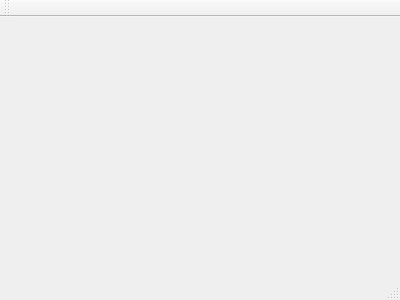
Old version of the form Downloader/downloader.ui in the repository zontar/RubDatamine.
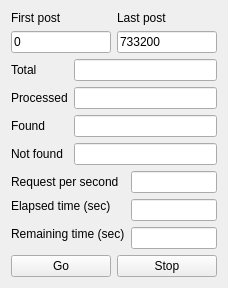
New version of the form.

```diff
--- a/Downloader/downloader.ui
+++ b/Downloader/downloader.ui
@@ -1,24 +1,174 @@
 <ui version="4.0">
  <class>Downloader</class>
- <widget class="QMainWindow" name="Downloader" >
-  <property name="geometry" >
+ <widget class="QMainWindow" name="Downloader">
+  <property name="geometry">
    <rect>
     <x>0</x>
     <y>0</y>
-    <width>400</width>
-    <height>300</height>
+    <width>228</width>
+    <height>274</height>
    </rect>
   </property>
   <property name="windowTitle" >
    <string>Downloader</string>
   </property>
-  <widget class="QMenuBar" name="menuBar" />
-  <widget class="QToolBar" name="mainToolBar" />
-  <widget class="QWidget" name="centralWidget" />
-  <widget class="QStatusBar" name="statusBar" />
+  <widget class="QWidget" name="centralWidget">
+   <layout class="QGridLayout" name="gridLayout_4">
+    <item row="0" column="0" colspan="2">
+     <layout class="QGridLayout" name="gridLayout_3">
+      <item row="0" column="0">
+       <widget class="QLabel" name="label_8">
+        <property name="text">
+         <string>First post</string>
+        </property>
+       </widget>
+      </item>
+      <item row="0" column="1">
+       <widget class="QLabel" name="label_9">
+        <property name="text">
+         <string>Last post</string>
+        </property>
+       </widget>
+      </item>
+      <item row="1" column="0">
+       <widget class="QLineEdit" name="leFirstPost">
+        <property name="text">
+         <string>0</string>
+        </property>
+       </widget>
+      </item>
+      <item row="1" column="1">
+       <widget class="QLineEdit" name="leLastPost">
+        <property name="text">
+         <string>733200</string>
+        </property>
+       </widget>
+      </item>
+     </layout>
+    </item>
+    <item row="1" column="0" colspan="2">
+     <layout class="QGridLayout" name="gridLayout">
+      <item row="0" column="0">
+       <widget class="QLabel" name="label">
+        <property name="text">
+         <string>Total </string>
+        </property>
+       </widget>
+      </item>
+      <item row="0" column="1">
+       <widget class="QLineEdit" name="leTotal">
+        <property name="enabled">
+         <bool>true</bool>
+        </property>
+        <property name="readOnly">
+         <bool>true</bool>
+        </property>
+       </widget>
+      </item>
+      <item row="1" column="0">
+       <widget class="QLabel" name="label_2">
+        <property name="text">
+         <string>Processed</string>
+        </property>
+       </widget>
+      </item>
+      <item row="1" column="1">
+       <widget class="QLineEdit" name="leProcessed">
+        <property name="readOnly">
+         <bool>true</bool>
+        </property>
+       </widget>
+      </item>
+      <item row="2" column="0">
+       <widget class="QLabel" name="label_3">
+        <property name="text">
+         <string>Found</string>
+        </property>
+       </widget>
+      </item>
+      <item row="2" column="1">
+       <widget class="QLineEdit" name="leFound">
+        <property name="readOnly">
+         <bool>true</bool>
+        </property>
+       </widget>
+      </item>
+      <item row="3" column="0">
+       <widget class="QLabel" name="label_4">
+        <property name="text">
+         <string>Not found</string>
+        </property>
+       </widget>
+      </item>
+      <item row="3" column="1">
+       <widget class="QLineEdit" name="leNotFound">
+        <property name="readOnly">
+         <bool>true</bool>
+        </property>
+       </widget>
+      </item>
+     </layout>
+    </item>
+    <item row="2" column="0" colspan="2">
+     <layout class="QGridLayout" name="gridLayout_2">
+      <item row="0" column="0">
+       <widget class="QLabel" name="label_5">
+        <property name="text">
+         <string>Request per second</string>
+        </property>
+       </widget>
+      </item>
+      <item row="0" column="1">
+       <widget class="QLineEdit" name="leRPS">
+        <property name="text">
+         <string/>
+        </property>
+       </widget>
+      </item>
+      <item row="1" column="0">
+       <widget class="QLabel" name="label_6">
+        <property name="text">
+         <string>Elapsed time (sec)</string>
+        </property>
+       </widget>
+      </item>
+      <item row="1" column="1" rowspan="2">
+       <widget class="QLineEdit" name="leElapsed">
+        <property name="text">
+         <string/>
+        </property>
+       </widget>
+      </item>
+      <item row="2" column="0" rowspan="2">
+       <widget class="QLabel" name="label_7">
+        <property name="text">
+         <string>Remaining time (sec)</string>
+        </property>
+       </widget>
+      </item>
+      <item row="3" column="1">
+       <widget class="QLineEdit" name="leRemaining"/>
+      </item>
+     </layout>
+    </item>
+    <item row="3" column="0">
+     <widget class="QPushButton" name="pbGo">
+      <property name="text">
+       <string>Go</string>
+      </property>
+     </widget>
+    </item>
+    <item row="3" column="1">
+     <widget class="QPushButton" name="pbStop">
+      <property name="text">
+       <string>Stop</string>
+      </property>
+     </widget>
+    </item>
+   </layout>
+  </widget>
  </widget>
- <layoutDefault spacing="6" margin="11" />
- <pixmapfunction></pixmapfunction>
+ <layoutdefault spacing="6" margin="11"/>
  <resources/>
  <connections/>
 </ui>
```
Left out of the diff: 3 changed lines with no effect on the pictures.
